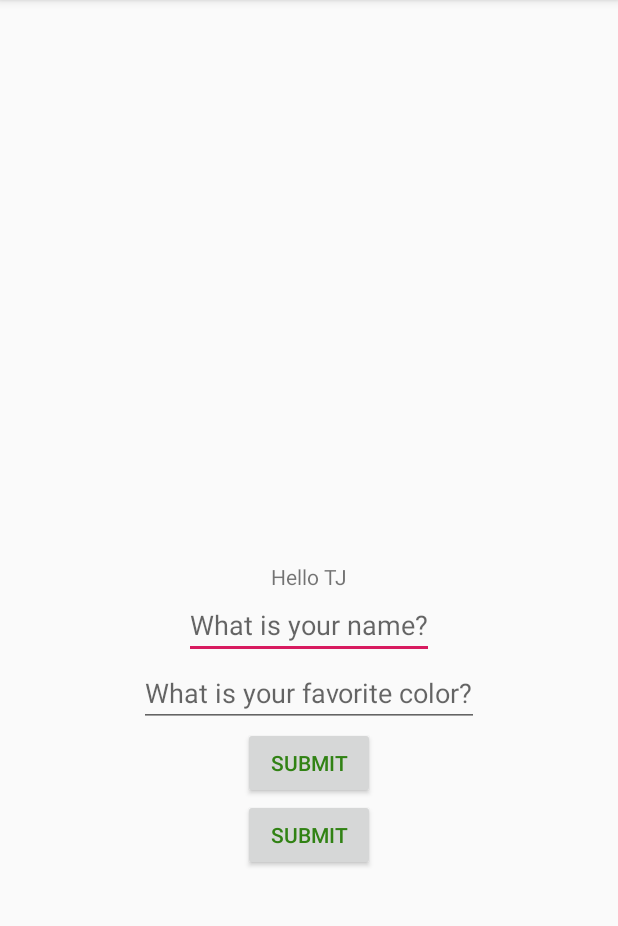
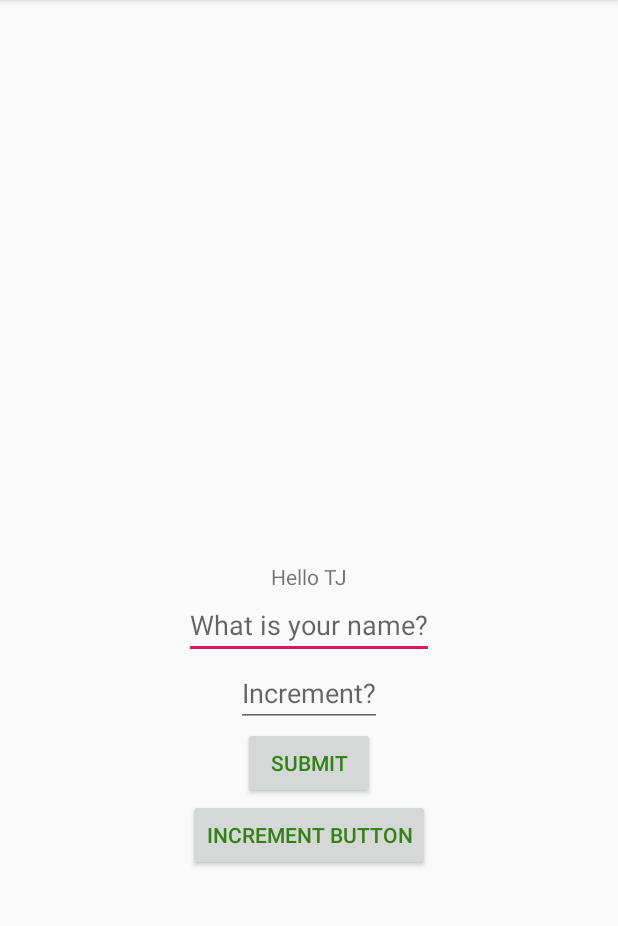
Before and after one commit to dhan0779/quiz-app, an Android app: the screen it shows after launch (MainActivity), on a phone screen of 412 x 824 dp, the part 84-1010 px from its top. Run offline under Robolectric (Android 15) with nearby library versions, the phone set to English and light mode, and no system bars.

Commit message:
increment button

```diff
--- a/app/src/main/res/layout/activity_main.xml
+++ b/app/src/main/res/layout/activity_main.xml
@@ -28,7 +28,7 @@
         android:id="@+id/response2EditText"
         android:layout_width="wrap_content"
         android:layout_height="wrap_content"
-        android:hint="@string/color_hint"
+        android:hint="@string/hint_incr"
         app:layout_constraintTop_toBottomOf="@+id/responseEditText"
         app:layout_constraintLeft_toLeftOf="parent"
         app:layout_constraintRight_toRightOf="parent"/>
@@ -46,7 +46,7 @@
         android:id="@+id/clickButton2"
         android:layout_width="wrap_content"
         android:layout_height="wrap_content"
-        android:text="@string/submit_button"
+        android:text="@string/increment_button"
         android:textColor="#318214"
         android:textAllCaps="true"
         app:layout_constraintTop_toBottomOf="@+id/clickButton"
--- a/app/src/main/res/values/strings.xml
+++ b/app/src/main/res/values/strings.xml
@@ -1,7 +1,9 @@
 <resources>
     <string name="app_name">Quiz App</string>
     <string name="submit_button">Submit</string>
+    <string name="increment_button">Increment Button</string>
+    <string name="color_button">Change Color</string>
     <string name="text_box_label">Hello TJ</string>
     <string name="name_hint">What is your name?</string>
-    <string name="color_hint">What is your favorite color?</string>
+    <string name="hint_incr">Increment?</string>
 </resources>
```
Also changed, not shown: app/src/main/java/com/handavid/quizapp/MainActivity.java (+7 -2 lines).
